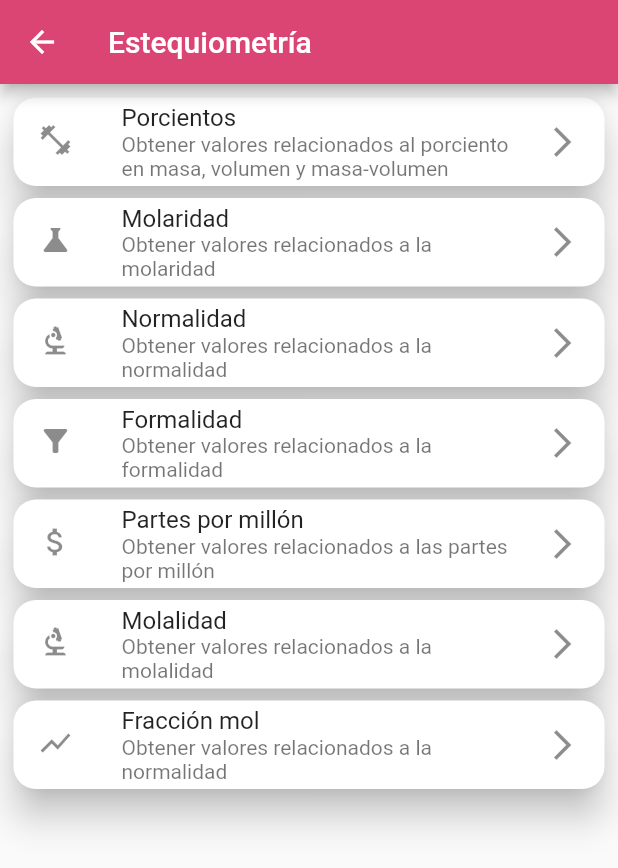
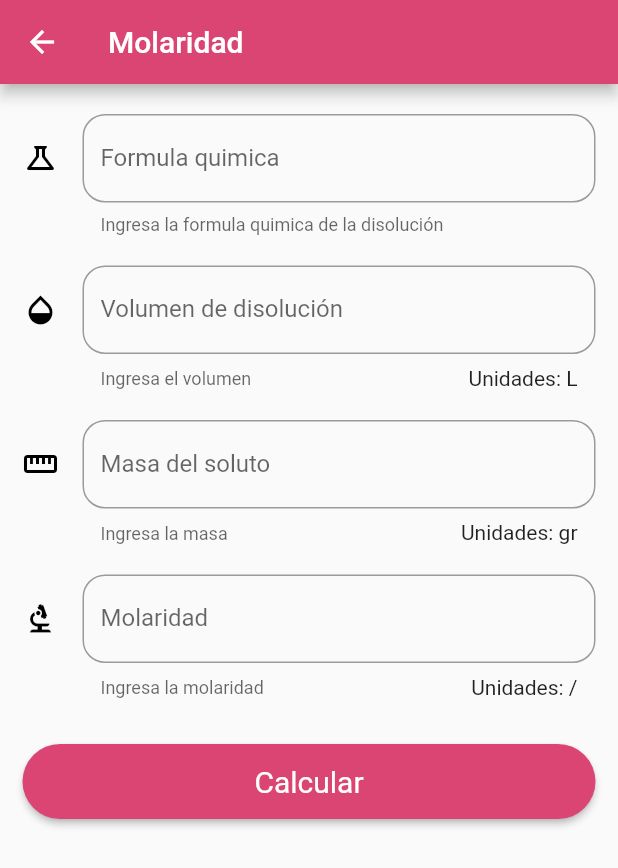
Before and after one commit to Lomosaurio123/Help-Chem, a Flutter app: the StoichiometryPage screen opened by its route, after a tap on "Molaridad", on a phone screen of 412 x 824 dp. Shown: the top 868 px of the screen. Run offline on Flutter 3.47's test engine with Material 2 defaults, Android fonts, the phone set to English and light mode, and no system bars.

Commit message:
Creating the molarity's structure page

```diff
--- a/lib/src/options_provider/stoichiometry_op.dart
+++ b/lib/src/options_provider/stoichiometry_op.dart
@@ -7,36 +7,43 @@ List<dynamic> getOptionsStoichiometry(){
       "Titulo"    : "Porcientos",
       "Subtitulo" : "Obtener valores relacionados al porciento en masa, volumen y masa-volumen",
       "Icono"     : Icons.fitness_center,
+      "Ruta"      : "Percentages",
     },
     {
       "Titulo"    : "Molaridad",
       "Subtitulo" : "Obtener valores relacionados a la molaridad",
       "Icono"     : Icons.science,
+      "Ruta"      : "Molarity",
     },
     {
       "Titulo"    : "Normalidad",
       "Subtitulo" : "Obtener valores relacionados a la normalidad",
       "Icono"     : Icons.biotech,
+      "Ruta"      : "/",
     },
     {
       "Titulo"    : "Formalidad",
       "Subtitulo" : "Obtener valores relacionados a la formalidad",
       "Icono"     : Icons.filter_alt,
+      "Ruta"      : "/",
     },
     {
       "Titulo"    : "Partes por millón",
       "Subtitulo" : "Obtener valores relacionados a las partes por millón",
-      "Icono"     : Icons.attach_money
+      "Icono"     : Icons.attach_money,
+      "Ruta"      : "/",
     },
     {
       "Titulo"    : "Molalidad",
       "Subtitulo" : "Obtener valores relacionados a la molalidad",
       "Icono"     : Icons.biotech,
+      "Ruta"      : "/",
     },
     {
       "Titulo"    : "Fracción mol",
       "Subtitulo" : "Obtener valores relacionados a la normalidad",
       "Icono"     : Icons.show_chart,
+      "Ruta"      : "/",
     },
   ];
 }
--- a/lib/src/pages/home_page.dart
+++ b/lib/src/pages/home_page.dart
@@ -2,10 +2,6 @@ import 'package:flutter/material.dart';
 
 
 import 'package:help_chem/src/utils/hex_color_util.dart';
-
-import 'matBalance_page.dart';
-
-
 
 
 class HomePage extends StatelessWidget {
--- /dev/null
+++ b/lib/src/pages/stoichiometry_opts/molarity_page.dart
@@ -0,0 +1,145 @@
+import 'package:flutter/material.dart';
+
+import 'package:help_chem/src/utils/hex_color_util.dart';
+
+class MolarityPage extends StatefulWidget {
+  @override
+  _MolarityState createState() => _MolarityState();
+}
+
+class _MolarityState extends State<MolarityPage> {
+  String _formula;
+  double _volumen;
+  double _masa;
+
+
+
+  final ButtonStyle styleCalcular = ElevatedButton.styleFrom(
+    textStyle: const TextStyle(fontSize: 20),
+    primary: getColorFromHex('#DA4573'),
+    shape: StadiumBorder(),
+    minimumSize: Size(200, 50)
+  );
+
+  @override
+  Widget build(BuildContext context) {
+    return Scaffold(
+      appBar: AppBar(
+        backgroundColor: getColorFromHex('#DA4573'),
+        title: Text('Molaridad'),
+      ),
+      body: ListView(
+        padding: EdgeInsets.symmetric(horizontal: 15, vertical: 20),
+        children: <Widget>[
+          _inputFormula(),
+          SizedBox(
+            height: 20.0,
+          ),
+          _inputVolumen(),
+          SizedBox(height: 20.0),
+          _inputMasa(),
+          SizedBox(height: 20.0),
+          _inputMolaridad(),
+          SizedBox(height: 30.0),
+          _botonCalcular(),
+        ],
+      ),
+    );
+  }
+
+  Widget _inputFormula() {
+    return TextField(
+      decoration: InputDecoration(
+        border: OutlineInputBorder(borderRadius: BorderRadius.circular(15)),
+        hintText: 'Formula quimica',
+        labelText: 'Formula quimica',
+        icon: Icon(
+          Icons.science_outlined,
+          color: Colors.black,
+        ),
+        helperText: 'Ingresa la formula quimica de la disolución',
+      ),
+      onChanged: (valor) {
+        _formula = valor;
+        print(_formula);
+      },
+    );
+  }
+
+  Widget _inputVolumen() {
+    return TextField(
+      keyboardType: TextInputType.number,
+      decoration: InputDecoration(
+        border: OutlineInputBorder(borderRadius: BorderRadius.circular(15)),
+        hintText: 'Volumen total de la disolución',
+        labelText: 'Volumen de disolución',
+        icon: Icon(
+          Icons.opacity,
+          color: Colors.black,
+        ),
+        helperText: 'Ingresa el volumen',
+        counter: Text('Unidades: L'),
+      ),
+      onChanged: (valor) {
+        _volumen = double.parse(valor);
+        print(_volumen);
+      },
+    );
+  }
+
+  Widget _inputMasa() {
+    return TextField(
+      keyboardType: TextInputType.number,
+      decoration: InputDecoration(
+        border: OutlineInputBorder(borderRadius: BorderRadius.circular(15)),
+        hintText: 'Masa del soluto',
+        labelText: 'Masa del soluto',
+        icon: Icon(
+          Icons.straighten,
+          color: Colors.black,
+        ),
+        helperText: 'Ingresa la masa',
+        counter: Text('Unidades: gr'),
+      ),
+      onChanged: (valor) {
+        _masa = double.parse(valor);
+        print(_masa);
+      },
+    );
+  }
+
+  Widget _inputMolaridad() {
+    return TextField(
+      keyboardType: TextInputType.number,
+      decoration: InputDecoration(
+        border: OutlineInputBorder(borderRadius: BorderRadius.circular(15)),
+        hintText: 'Molaridad',
+        labelText: 'Molaridad',
+        icon: Icon(
+          Icons.biotech,
+          color: Colors.black,
+        ),
+        helperText: 'Ingresa la molaridad',
+        counter: Text('Unidades: /'),
+      ),
+      onChanged: (valor) {
+        _masa = double.parse(valor);
+        print(_masa);
+      },
+    );
+  }
+
+  Widget _botonCalcular() {
+    return ElevatedButton(
+
+      style: styleCalcular,
+      onPressed: () {
+
+      },
+      child: Text(
+        'Calcular',
+
+      ),
+    );
+  }
+}
--- /dev/null
+++ b/lib/src/pages/stoichiometry_opts/percentages_page.dart
@@ -0,0 +1,12 @@
+import 'package:flutter/material.dart';
+
+class PercentagesPage extends StatelessWidget {
+
+
+  @override
+  Widget build(BuildContext context) {
+    return Scaffold(
+      body: Text('Este es la opcion de porcentajes'),
+    );
+  }
+}
--- a/lib/src/pages/stoichiometry_page.dart
+++ b/lib/src/pages/stoichiometry_page.dart
@@ -20,12 +20,12 @@ class StoichiometryPage  extends StatelessWidget {
 
       body: ListView(
         padding: EdgeInsets.all(5.0),
-        children: _optionCards(data)
+        children: _optionCards(data, context)
       )
     );
   }
 
-  List<Widget> _optionCards(List<dynamic> data){
+  List<Widget> _optionCards(List<dynamic> data, BuildContext context){
     final List<Widget> options = [];
     data.forEach((element) {
       final temp = Card(
@@ -36,7 +36,10 @@ class StoichiometryPage  extends StatelessWidget {
           subtitle: Text(element['Subtitulo']),
           leading: Icon(element['Icono']),
           trailing: Icon(Icons.arrow_forward_ios),
-          onTap: (){}
+          onTap: (){
+
+            Navigator.pushNamed(context, element['Ruta']);
+          }
         ),
       );
       options.add(temp);
--- a/lib/src/routes/routes.dart
+++ b/lib/src/routes/routes.dart
@@ -5,6 +5,8 @@ import 'package:flutter/material.dart';
 
 import 'package:help_chem/src/pages/home_page.dart';
 import 'package:help_chem/src/pages/matBalance_page.dart';
+import 'package:help_chem/src/pages/stoichiometry_opts/molarity_page.dart';
+import 'package:help_chem/src/pages/stoichiometry_opts/percentages_page.dart';
 import 'package:help_chem/src/pages/stoichiometry_page.dart';
 import 'package:help_chem/src/pages/thermodynamics_page.dart';
 import 'package:help_chem/src/pages/OpSelector.dart';
@@ -13,12 +15,19 @@ import 'package:help_chem/src/pages/OpSelector.dart';
 Map<String, WidgetBuilder> getApplicationRoutes(){
 
   return <String, WidgetBuilder>{
-        '/'               : (BuildContext context) => HomePage(),
-        'MatterBalance'   : (BuildContext context) => MatterBalanacePage(),
-        'Thermodynamics'  : (BuildContext context) => ThermodynamicsPage(),
-        'Stoichiometry'   : (BuildContext context) => StoichiometryPage(),
-        'OpSelector'      : (BuildContext context) => OperationSelectorPage(),
 
+        //Routes for main operations
+
+        '/'              : (BuildContext context) => HomePage(),
+        'MatterBalance'  : (BuildContext context) => MatterBalanacePage(),
+        'Thermodynamics' : (BuildContext context) => ThermodynamicsPage(),
+        'Stoichiometry'  : (BuildContext context) => StoichiometryPage(),
+        'OpSelector'     : (BuildContext context) => OperationSelectorPage(),
+
+        //Routes for stoichiometric operations
+
+        'Molarity'       : (BuildContext context) => MolarityPage(),
+        'Percentages'    : (BuildContext context) => PercentagesPage(),
 
 
   };
```
